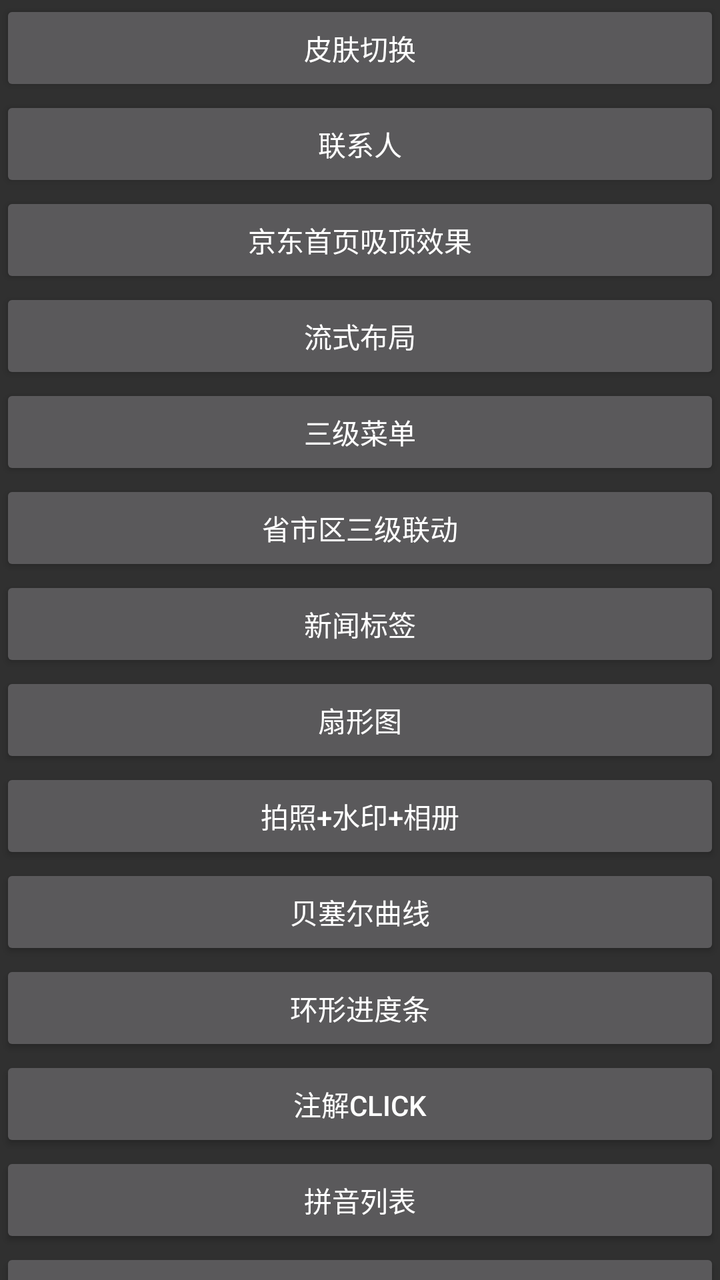
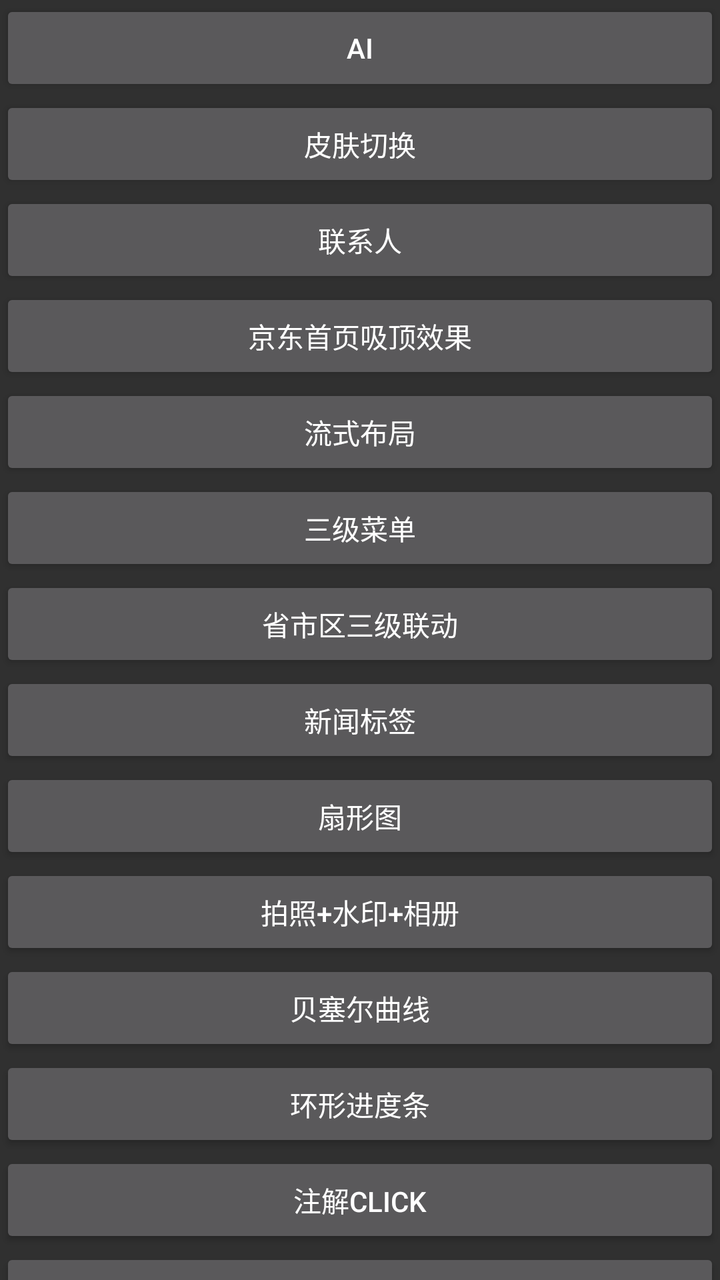

The first picture is an Android layout as it rendered before a commit; the second is the same layout after the commit. The layout source and the unified diff follow.
<!-- AndroidManifest.xml: activity theme AppThemeJd -->
<!-- res/layout/activity_main.xml -->
<?xml version="1.0" encoding="utf-8"?>
<LinearLayout xmlns:android="http://schemas.android.com/apk/res/android"
    android:layout_width="match_parent"
    android:layout_height="match_parent"
    android:orientation="vertical">

    <androidx.core.widget.NestedScrollView
        android:layout_width="match_parent"
        android:layout_height="match_parent">

        <LinearLayout
            android:layout_width="match_parent"
            android:layout_height="match_parent"
            android:orientation="vertical">

            <Button
                android:id="@+id/btn_skin"
                android:layout_width="match_parent"
                android:layout_height="wrap_content"
                android:onClick="skinClick"
                android:text="皮肤切换" />

            <Button
                android:id="@+id/btn_contact"
                android:layout_width="match_parent"
                android:layout_height="wrap_content"
                android:onClick="contactClick"
                android:text="联系人" />
            <Button
                android:layout_width="match_parent"
                android:layout_height="wrap_content"
                android:onClick="jdHome"
                android:textAllCaps="false"
                android:text="京东首页吸顶效果"/>

            <Button
                android:layout_width="match_parent"
                android:layout_height="wrap_content"
                android:onClick="flowClick"
                android:textAllCaps="false"
                android:text="流式布局"/>

            <Button
                android:layout_width="match_parent"
                android:layout_height="wrap_content"
                android:onClick="tree"
                android:text="三级菜单" />

            <Button
                android:layout_width="match_parent"
                android:layout_height="wrap_content"
                android:onClick="threeGanged"
                android:text="省市区三级联动" />

            <Button
                android:layout_width="match_parent"
                android:layout_height="wrap_content"
                android:onClick="tabList"
                android:text="新闻标签" />

            <Button
                android:id="@+id/btn_chat"
                android:layout_width="match_parent"
                android:layout_height="wrap_content"
                android:text="扇形图" />

            <Button
                android:id="@+id/btn_img"
                android:layout_width="match_parent"
                android:layout_height="wrap_content"
                android:text="拍照+水印+相册" />

            <Button
                android:layout_width="match_parent"
                android:layout_height="wrap_content"
                android:onClick="bezier"
                android:text="贝塞尔曲线" />

            <Button
                android:layout_width="match_parent"
                android:layout_height="wrap_content"
                android:onClick="circle"
                android:text="环形进度条" />


            <Button
                android:layout_width="match_parent"
                android:layout_height="wrap_content"
                android:onClick="annotation"
                android:text="注解click" />

            <Button
                android:layout_width="match_parent"
                android:layout_height="wrap_content"
                android:onClick="sortList"
                android:text="拼音列表" />



            <Button
                android:layout_width="match_parent"
                android:layout_height="wrap_content"
                android:onClick="videoPlayer"
                android:text="视频播放" />

            <Button
                android:layout_width="match_parent"
                android:layout_height="wrap_content"
                android:onClick="imgScale"
                android:text="图片缩放" />



            <Button
                android:layout_width="match_parent"
                android:layout_height="wrap_content"
                android:onClick="twoGanged"
                android:text="二级联动" />
            <Button
                android:layout_width="match_parent"
                android:layout_height="wrap_content"
                android:onClick="selectorImg"
                android:text="图片选择" />

            <Button
                android:layout_width="match_parent"
                android:layout_height="wrap_content"
                android:onClick="shapeView"
                android:textAllCaps="false"
                android:text="ShapeView" />
            <Button
                android:layout_width="match_parent"
                android:layout_height="wrap_content"
                android:onClick="viewPager"
                android:textAllCaps="false"
                android:text="ViewPager" />

            <Button
                android:layout_width="match_parent"
                android:layout_height="wrap_content"
                android:onClick="textColor"
                android:textAllCaps="false"
                android:text="textColor"/>
            <Button
                android:layout_width="match_parent"
                android:layout_height="wrap_content"
                android:onClick="viewPager2"
                android:textAllCaps="false"
                android:text="viewPager2"/>
            <Button
                android:layout_width="match_parent"
                android:layout_height="wrap_content"
                android:onClick="slideRecyclerView"
                android:textAllCaps="false"
                android:text="侧滑"/>
            <Button
                android:layout_width="match_parent"
                android:layout_height="wrap_content"
                android:onClick="largeImage"
                android:textAllCaps="false"
                android:text="加载大图"/>

            <Button
                android:layout_width="match_parent"
                android:layout_height="wrap_content"
                android:onClick="coroutine"
                android:textAllCaps="false"
                android:text="协程"/>

            <Button
                android:layout_width="match_parent"
                android:layout_height="wrap_content"
                android:onClick="minLingDemo"
                android:textAllCaps="false"
                android:text="命令模式"/>


        </LinearLayout>
    </androidx.core.widget.NestedScrollView>
</LinearLayout>
<!-- resources referenced by this layout -->
<resources>
  <style name="AppThemeJd" parent="Theme.AppCompat.NoActionBar">
          
          <item name="colorPrimary">@color/colorPrimary</item>
          <item name="colorPrimaryDark">@color/colorPrimaryDark</item>
          <item name="colorAccent">@color/colorAccent</item>
  
      </style>
  <color name="colorPrimary">#3F51B5</color>
  <color name="colorPrimaryDark">#303F9F</color>
  <color name="colorAccent">#FF4081</color>
</resources>

<!-- the commit's change to res/layout/activity_main.xml (unified diff, before → after) -->
@@ -12,7 +12,12 @@
             android:layout_width="match_parent"
             android:layout_height="match_parent"
             android:orientation="vertical">
-
+            <Button
+                android:id="@+id/btn_ai"
+                android:layout_width="match_parent"
+                android:layout_height="wrap_content"
+                android:onClick="clickAI"
+                android:text="AI" />
             <Button
                 android:id="@+id/btn_skin"
                 android:layout_width="match_parent"
